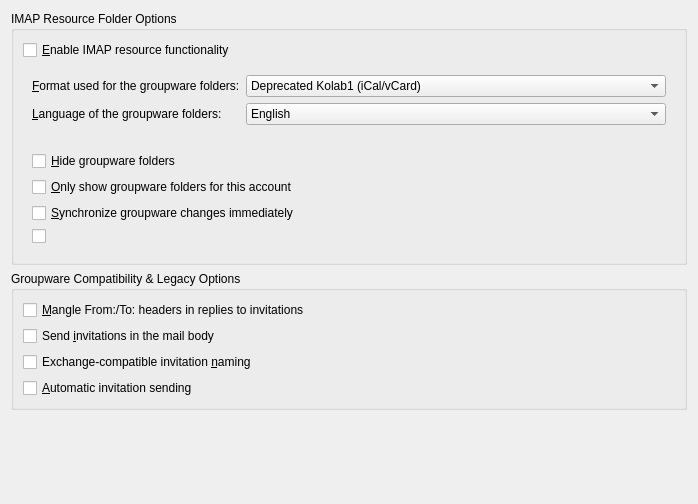
Old version of the form kmail/ui/miscpagegroupwaretab.ui in the repository chusopr/kdepim-ktimetracker-akonadi.
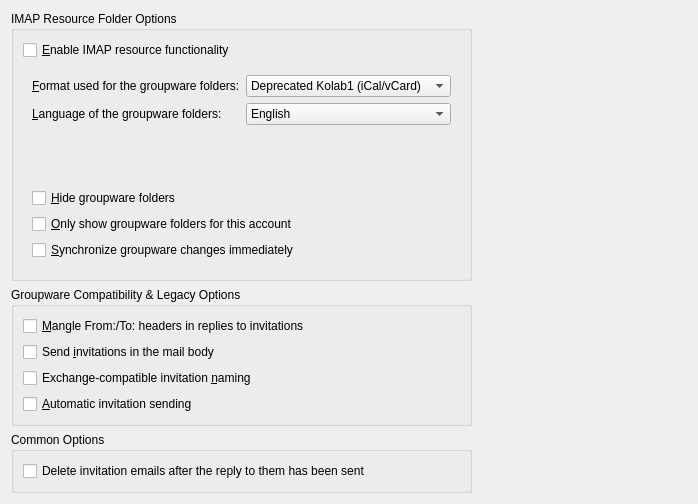
New version of the form. Custom widgets are drawn as their Qt base class.

Commit message:
breakout the "Delete invitation emails after the reply to them has been sent" option to its own GroupBox in the Groupware tab.  This way, people not using IMAP can also select this option,
I reused a string "Common Options" for the Groupbox name, but I would have
rather used something like "Invitation Options"... but that was not possible
due to the string freeze.

MERGE: e4

What changed in the file:
```diff
--- a/kmail/ui/miscpagegroupwaretab.ui
+++ b/kmail/ui/miscpagegroupwaretab.ui
@@ -9,12 +9,12 @@
     <height>504</height>
    </rect>
   </property>
-  <layout class="QVBoxLayout" name="verticalLayout_3" >
-   <item>
-    <layout class="QVBoxLayout" name="layout" >
+  <layout class="QFormLayout" name="formLayout">
+   <item row="0" column="0">
+    <layout class="QVBoxLayout" name="verticalLayout_3">
      <item>
-      <widget class="QGroupBox" name="groupBox" >
-       <property name="title" >
+      <widget class="QGroupBox" name="groupBox">
+       <property name="title">
         <string>IMAP Resource Folder Options</string>
        </property>
        <layout class="QGridLayout" name="gridLayout" >
@@ -113,9 +113,46 @@
                </property>
               </widget>
              </item>
-             <item row="4" column="0" colspan="2" >
-              <widget class="QCheckBox" name="mOnlyShowGroupwareFolders" >
-               <property name="toolTip" >
+             <item row="2" column="1">
+              <widget class="QStackedWidget" name="mFolderComboStack">
+               <property name="currentIndex">
+                <number>1</number>
+               </property>
+               <widget class="QWidget" name="page">
+                <layout class="QVBoxLayout" name="verticalLayout_5">
+                 <property name="margin">
+                  <number>0</number>
+                 </property>
+                 <item>
+                  <widget class="KMail::FolderRequester" name="mFolderCombo" native="true"/>
+                 </item>
+                </layout>
+               </widget>
+               <widget class="QWidget" name="page_2">
+                <layout class="QVBoxLayout" name="verticalLayout_6">
+                 <property name="margin">
+                  <number>0</number>
+                 </property>
+                 <item>
+                  <widget class="KMail::AccountComboBox" name="mAccountCombo" native="true"/>
+                 </item>
+                </layout>
+               </widget>
+              </widget>
+             </item>
+             <item row="3" column="0" colspan="2">
+              <widget class="QCheckBox" name="mHideGroupwareFolders">
+               <property name="toolTip">
+                <string>When this is checked, you will not see the IMAP resource folders in the folder tree.</string>
+               </property>
+               <property name="text">
+                <string>&amp;Hide groupware folders</string>
+               </property>
+              </widget>
+             </item>
+             <item row="4" column="0" colspan="2">
+              <widget class="QCheckBox" name="mOnlyShowGroupwareFolders">
+               <property name="toolTip">
                 <string>When this is checked, you will not see normal mail folders in the folder tree for the account configured for groupware.</string>
                </property>
                <property name="text" >
@@ -133,50 +170,6 @@
                </property>
               </widget>
              </item>
-             <item row="8" column="0" colspan="2" >
-              <widget class="QCheckBox" name="mDeleteInvitations" >
-               <property name="text" >
-                <string/>
-               </property>
-              </widget>
-             </item>
-             <item row="3" column="0" colspan="2" >
-              <widget class="QCheckBox" name="mHideGroupwareFolders" >
-               <property name="toolTip" >
-                <string>When this is checked, you will not see the IMAP resource folders in the folder tree.</string>
-               </property>
-               <property name="text" >
-                <string>&amp;Hide groupware folders</string>
-               </property>
-              </widget>
-             </item>
-             <item row="2" column="1" >
-              <widget class="QStackedWidget" name="mFolderComboStack" >
-               <property name="currentIndex" >
-                <number>1</number>
-               </property>
-               <widget class="QWidget" name="page" >
-                <layout class="QVBoxLayout" name="verticalLayout_5" >
-                 <property name="margin" >
-                  <number>0</number>
-                 </property>
-                 <item>
-                  <widget class="KMail::FolderRequester" native="1" name="mFolderCombo" />
-                 </item>
-                </layout>
-               </widget>
-               <widget class="QWidget" name="page_2" >
-                <layout class="QVBoxLayout" name="verticalLayout_6" >
-                 <property name="margin" >
-                  <number>0</number>
-                 </property>
-                 <item>
-                  <widget class="KMail::AccountComboBox" native="1" name="mAccountCombo" />
-                 </item>
-                </layout>
-               </widget>
-              </widget>
-             </item>
             </layout>
            </item>
           </layout>
@@ -186,8 +179,8 @@
       </widget>
      </item>
      <item>
-      <widget class="QGroupBox" name="groupBox_2" >
-       <property name="title" >
+      <widget class="QGroupBox" name="groupBox_2">
+       <property name="title">
         <string>Groupware Compatibility &amp;&amp; Legacy Options</string>
        </property>
        <layout class="QVBoxLayout" name="verticalLayout" >
@@ -234,23 +227,33 @@
          </widget>
         </item>
        </layout>
+       <zorder>mLegacyMangleFromTo</zorder>
+       <zorder>mLegacyBodyInvites</zorder>
+       <zorder>mExchangeCompatibleInvitations</zorder>
+       <zorder>mAutomaticSending</zorder>
+       <zorder>groupBox_3</zorder>
+      </widget>
+     </item>
+     <item>
+      <widget class="QGroupBox" name="groupBox_3">
+       <property name="title">
+        <string>Common Options</string>
+       </property>
+       <layout class="QGridLayout" name="gridLayout_2">
+        <item row="0" column="0">
+         <widget class="QCheckBox" name="mDeleteInvitations">
+          <property name="text">
+           <string>Delete invitation emails after the reply to them has been sent</string>
+          </property>
+         </widget>
+        </item>
+       </layout>
+       <zorder>mDeleteInvitations</zorder>
+       <zorder>mDeleteInvitations</zorder>
       </widget>
      </item>
     </layout>
    </item>
-   <item>
-    <spacer name="verticalSpacer" >
-     <property name="orientation" >
-      <enum>Qt::Vertical</enum>
-     </property>
-     <property name="sizeHint" stdset="0" >
-      <size>
-       <width>20</width>
-       <height>40</height>
-      </size>
-     </property>
-    </spacer>
-   </item>
   </layout>
  </widget>
  <customwidgets>
```
Left out of the diff: 114 changed lines with no effect on the pictures.
